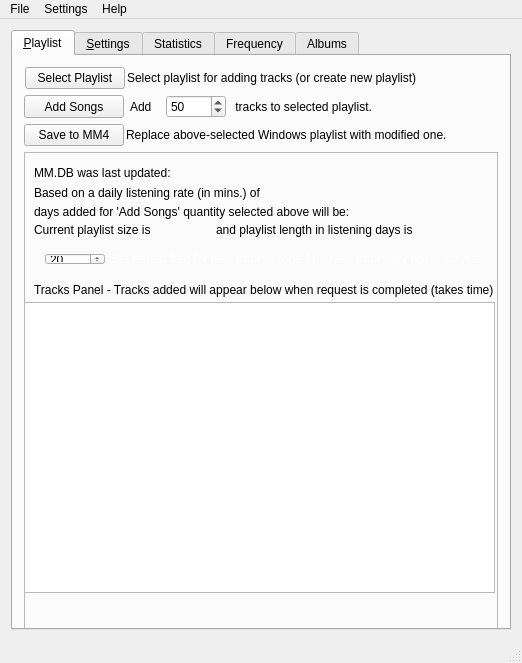
Harpo3/archsimian, file src/archsimian.ui: the form before one commit.
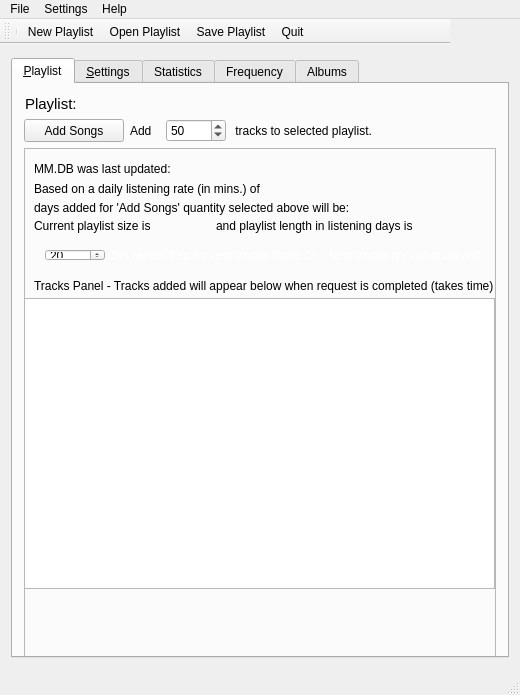
The form after the commit. Icons and pictures are not drawn.

Commit message: Implemented toolbar icons for basic commands (new, open, save, exit)

```diff
--- a/src/archsimian.ui
+++ b/src/archsimian.ui
@@ -6,16 +6,28 @@
    <rect>
     <x>0</x>
     <y>0</y>
-    <width>522</width>
-    <height>660</height>
+    <width>520</width>
+    <height>695</height>
    </rect>
   </property>
   <property name="sizePolicy">
-   <sizepolicy hsizetype="Fixed" vsizetype="Fixed">
+   <sizepolicy hsizetype="Preferred" vsizetype="Preferred">
     <horstretch>0</horstretch>
     <verstretch>0</verstretch>
    </sizepolicy>
   </property>
+  <property name="maximumSize">
+   <size>
+    <width>16777215</width>
+    <height>16777215</height>
+   </size>
+  </property>
+  <property name="baseSize">
+   <size>
+    <width>650</width>
+    <height>35</height>
+   </size>
+  </property>
   <property name="windowTitle">
    <string extracomment="Playlist Creator">ArchSimian</string>
   </property>
@@ -82,23 +94,17 @@
           <property name="leftMargin">
            <number>1</number>
           </property>
-          <item>
-           <widget class="QPushButton" name="getplaylistButton">
-            <property name="maximumSize">
-             <size>
-              <width>100</width>
-              <height>50</height>
-             </size>
-            </property>
-            <property name="text">
-             <string>Select Playlist</string>
-            </property>
-           </widget>
-          </item>
           <item>
            <widget class="QLabel" name="setgetplaylistLabel">
+            <property name="font">
+             <font>
+              <pointsize>11</pointsize>
+              <weight>50</weight>
+              <bold>false</bold>
+             </font>
+            </property>
             <property name="text">
-             <string>Select playlist for adding tracks (or create new playlist)</string>
+             <string>Playlist:</string>
             </property>
            </widget>
           </item>
@@ -172,36 +178,6 @@
           </item>
          </layout>
         </item>
-        <item>
-         <layout class="QHBoxLayout" name="exportplaylistLayout">
-          <property name="spacing">
-           <number>2</number>
-          </property>
-          <property name="sizeConstraint">
-           <enum>QLayout::SetNoConstraint</enum>
-          </property>
-          <item>
-           <widget class="QPushButton" name="exportplaylistButton">
-            <property name="maximumSize">
-             <size>
-              <width>100</width>
-              <height>50</height>
-             </size>
-            </property>
-            <property name="text">
-             <string>Save to MM4</string>
-            </property>
-           </widget>
-          </item>
-          <item>
-           <widget class="QLabel" name="exportplaylistlabel">
-            <property name="text">
-             <string>Replace above-selected Windows playlist with modified one.</string>
-            </property>
-           </widget>
-          </item>
-         </layout>
-        </item>
         <item alignment="Qt::AlignTop">
          <widget class="QFrame" name="dbUpdateStatus">
           <property name="minimumSize">
@@ -2089,7 +2065,7 @@
     <rect>
      <x>0</x>
      <y>0</y>
-     <width>522</width>
+     <width>520</width>
      <height>20</height>
     </rect>
    </property>
@@ -2127,6 +2103,52 @@
    <addaction name="menuHelp"/>
   </widget>
   <widget class="QStatusBar" name="statusBar"/>
+  <widget class="QToolBar" name="mainToolBar">
+   <property name="sizePolicy">
+    <sizepolicy hsizetype="Fixed" vsizetype="Fixed">
+     <horstretch>0</horstretch>
+     <verstretch>0</verstretch>
+    </sizepolicy>
+   </property>
+   <property name="minimumSize">
+    <size>
+     <width>0</width>
+     <height>0</height>
+    </size>
+   </property>
+   <property name="maximumSize">
+    <size>
+     <width>450</width>
+     <height>25</height>
+    </size>
+   </property>
+   <property name="baseSize">
+    <size>
+     <width>20</width>
+     <height>20</height>
+    </size>
+   </property>
+   <property name="windowTitle">
+    <string>toolBar</string>
+   </property>
+   <property name="iconSize">
+    <size>
+     <width>20</width>
+     <height>20</height>
+    </size>
+   </property>
+   <attribute name="toolBarArea">
+    <enum>TopToolBarArea</enum>
+   </attribute>
+   <attribute name="toolBarBreak">
+    <bool>false</bool>
+   </attribute>
+   <addaction name="separator"/>
+   <addaction name="actionNew_Playlist"/>
+   <addaction name="actionOpen_Playlist"/>
+   <addaction name="actionExport_Playlist"/>
+   <addaction name="actionExit"/>
+  </widget>
   <action name="actionOpen_Playlist">
    <property name="icon">
     <iconset resource="../systray.qrc">
@@ -2153,7 +2175,7 @@
      <normaloff>:/&lt;qresource prefix=&quot;/&quot;&gt;/images/save.png</normaloff>:/&lt;qresource prefix=&quot;/&quot;&gt;/images/save.png</iconset>
    </property>
    <property name="text">
-    <string>Save (Export) Playlist</string>
+    <string>Save Playlist</string>
    </property>
    <property name="shortcut">
     <string>Ctrl+S</string>
```
Left out of the diff: 14 changed lines with no effect on the pictures. The commit also changes 2 other files.
